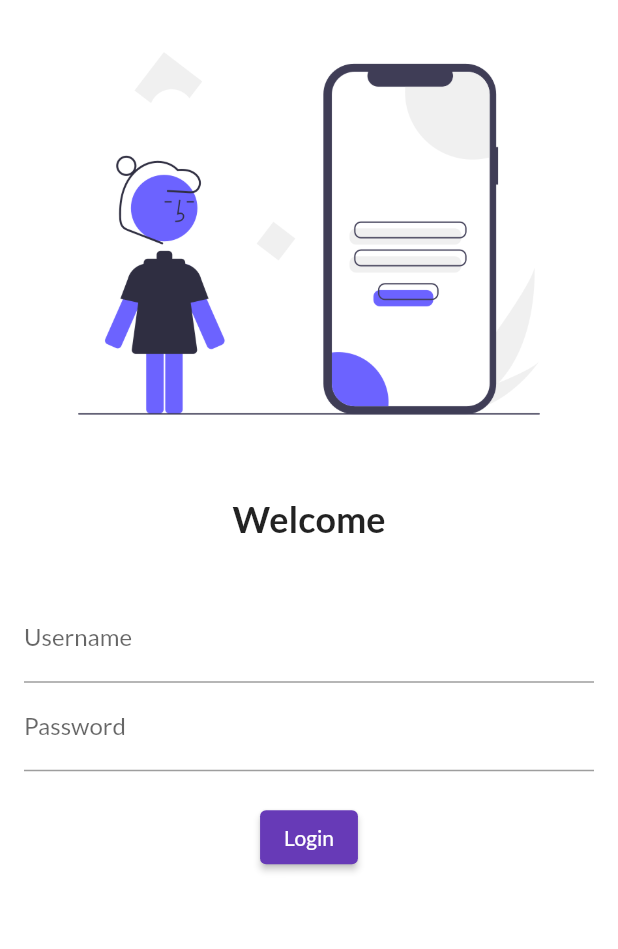
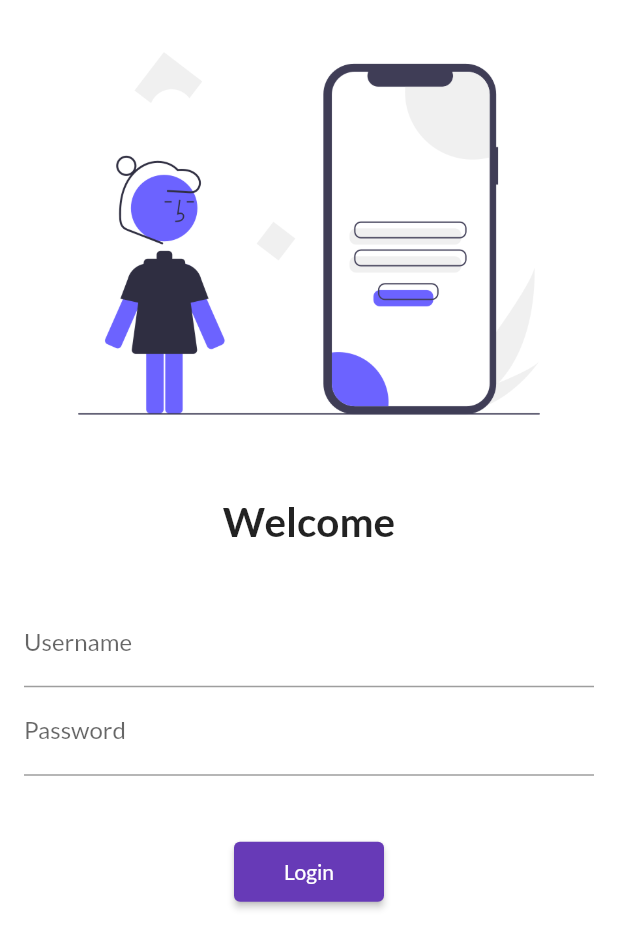
Before and after one commit to JoeTiw/First-Flutter, a Flutter app: the screen it shows after launch, on a phone screen of 412 x 824 dp. Shown: the top 949 px of the screen. Run offline on Flutter 3.47's test engine with Material 2 defaults, Android fonts, the phone set to English and light mode, and no system bars; our stand-ins replace google_fonts; missing offline and left inert: dart:ffi.

Commit message:
day 5 done

```diff
--- a/lib/main.dart
+++ b/lib/main.dart
@@ -2,6 +2,7 @@ import 'package:flutter/material.dart';
 import 'package:google_fonts/google_fonts.dart';
 import 'package:hello_world/pages/home_page.dart';
 import 'package:hello_world/pages/login_page.dart';
+import 'package:hello_world/utilis/routes.dart';
 
 void main () {
   runApp(MyFirstApp());
@@ -18,6 +19,7 @@ class MyFirstApp extends StatelessWidget {
       fontFamily: GoogleFonts.lato().fontFamily,
 
       ),
+
       darkTheme: ThemeData(
         brightness: Brightness.dark,
       ),
@@ -25,8 +27,8 @@ class MyFirstApp extends StatelessWidget {
       initialRoute: "/" ,
       routes:{
         "/" : (context) => LoginPage(),
-        "/home" : (context) => HomePage(),
-        "/login" :(context) => LoginPage()
+        MyRoutes.homeRoute : (context) => HomePage(),
+        MyRoutes.loginRoute :(context) => LoginPage()
       } ,
     );
   }
--- a/lib/pages/login_page.dart
+++ b/lib/pages/login_page.dart
@@ -1,49 +1,42 @@
 import 'package:flutter/material.dart';
+import 'package:hello_world/utilis/routes.dart';
 
 class LoginPage extends StatelessWidget {
-
-
-
   @override
   Widget build(BuildContext context) {
     return Material(
       color: Colors.white,
+      child: SingleChildScrollView(
         child: Column(
           children: [
-          Image.asset("assests/images/login_image.png",
+            Image.asset(
+              "assests/images/login_image.png",
               fit: BoxFit.cover,
-
             ),
-
             SizedBox(
               height: 20.0,
             ),
-
-          Text (
+            Text(
               "Welcome",
-
               style: TextStyle(
-              fontSize: 24,
+                fontSize: 27,
                 fontWeight: FontWeight.bold,
               ),
-
-
             ),
-
             SizedBox(
               height: 20.0,
             ),
       /*----------------------------------create username and password ------------------------------------------------------- */
             Padding(
               padding: const EdgeInsets.all(16.0),
-        child: Column(children: [
+              child: Column(
+                children: [
                   TextFormField(
                     decoration: InputDecoration(
                       hintText: " Enter Username",
                       labelText: "Username",
                     ),
                   ),
-
                   TextFormField(
                     obscureText: true,
                     decoration: InputDecoration(
@@ -52,25 +45,21 @@ class LoginPage extends StatelessWidget {
                     ),
                   ),
                   SizedBox(
-          height: 20.0,
+                    height: 40.0,
                   ),
-
                   ElevatedButton(
                     child: Text("Login"),
-          style: TextButton.styleFrom(),
+
+                    style: TextButton.styleFrom(minimumSize: Size(100,40)),
                     onPressed: () {
-            print("Hi Bhupin");
+                      Navigator.pushNamed(context, MyRoutes.homeRoute);
                     },
-
-
                   ),
                 ],
               ),
             )
-
-
           ],
-
+        ),
       ),
     );
   }
--- /dev/null
+++ b/lib/utilis/routes.dart
@@ -0,0 +1,4 @@
+class MyRoutes{
+  static String loginRoute = "/login";
+  static String homeRoute = "/home";
+}
```
Lines whose indentation alone changed are shown as unchanged.
